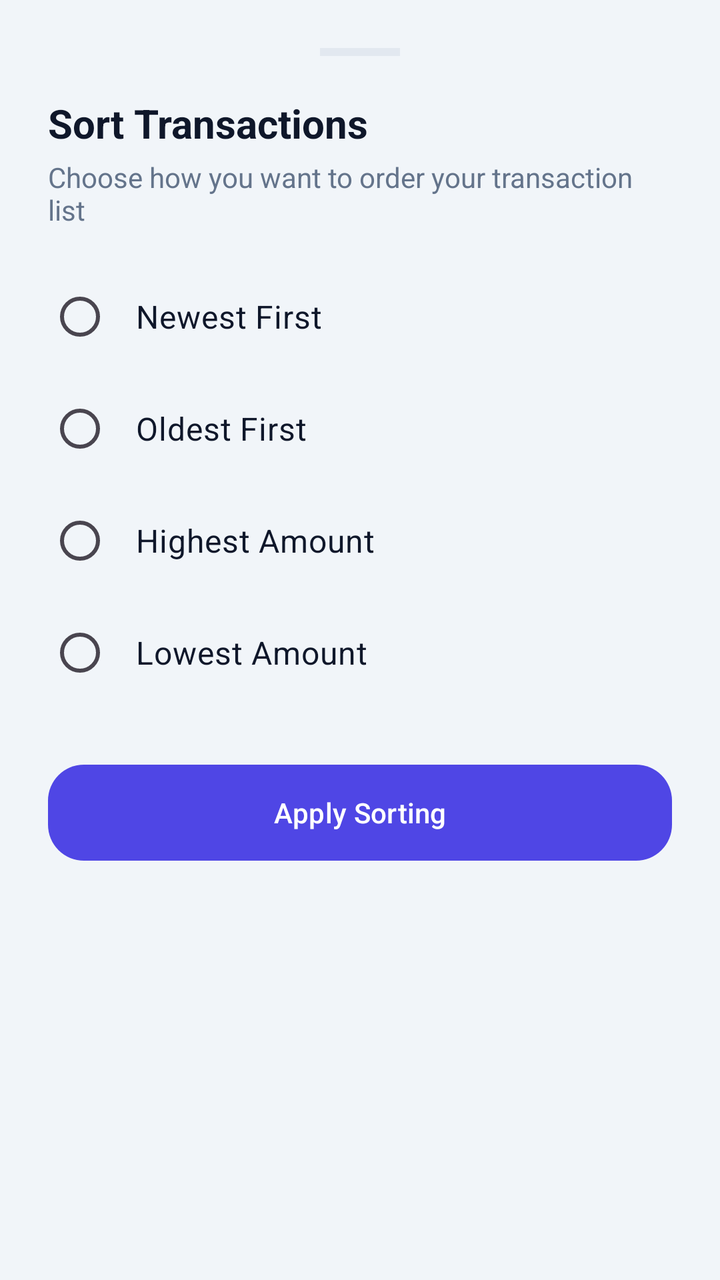
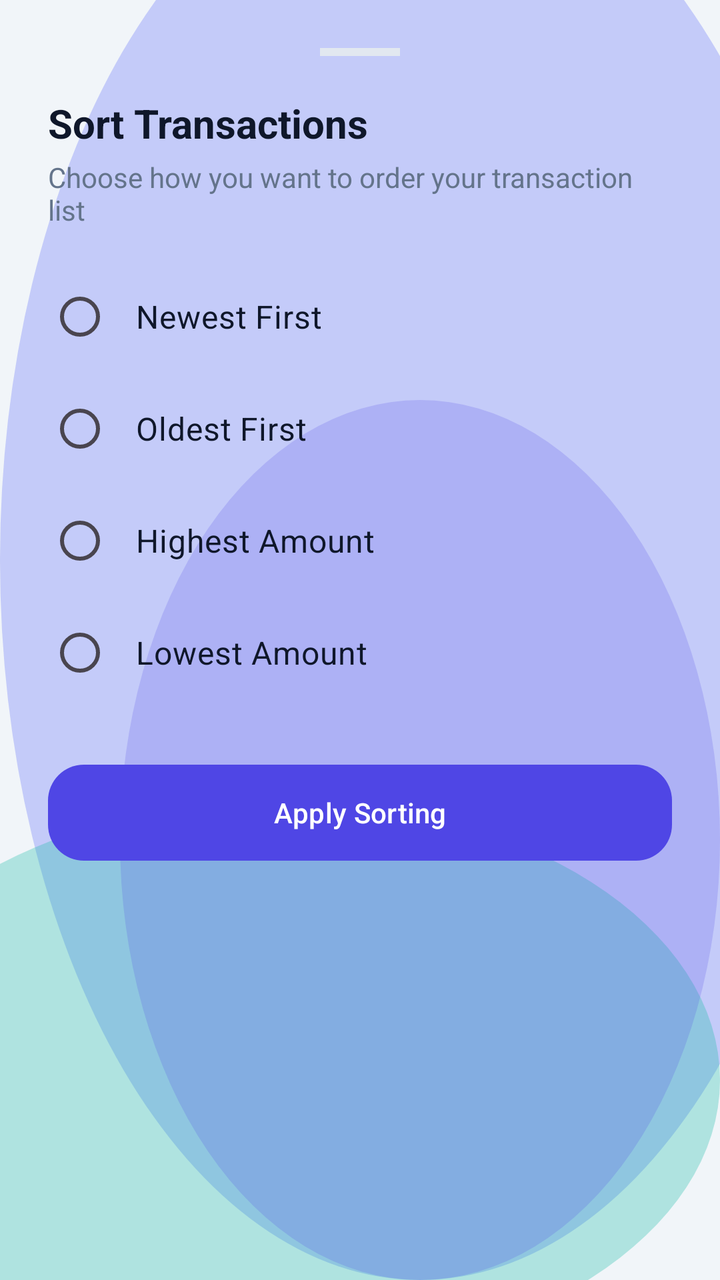

Screens rendered from an Android XML layout before and after an edit, with the pre-edit source and the edit as a unified diff.
<!-- AndroidManifest.xml: application theme Theme.MoneyLens -->
<!-- res/layout/layout_sort_bottom_sheet.xml -->
<?xml version="1.0" encoding="utf-8"?>
<LinearLayout xmlns:android="http://schemas.android.com/apk/res/android"
    xmlns:app="http://schemas.android.com/apk/res-auto"
    android:layout_width="match_parent"
    android:layout_height="wrap_content"
    android:orientation="vertical"
    android:background="@color/colorBackground"
    android:padding="24dp">

    
    <View
        android:layout_width="40dp"
        android:layout_height="4dp"
        android:layout_gravity="center_horizontal"
        android:background="@color/colorCardBorder"
        android:layout_marginBottom="20dp" />

    <TextView
        android:layout_width="wrap_content"
        android:layout_height="wrap_content"
        android:text="Sort Transactions"
        android:textColor="@color/colorTextPrimary"
        android:textSize="20sp"
        android:textStyle="bold"
        android:layout_marginBottom="4dp" />

    <TextView
        android:layout_width="wrap_content"
        android:layout_height="wrap_content"
        android:text="Choose how you want to order your transaction list"
        android:textColor="@color/colorTextSecondary"
        android:textSize="14sp"
        android:layout_marginBottom="20dp" />

    
    <RadioGroup
        android:id="@+id/rgSort"
        android:layout_width="match_parent"
        android:layout_height="wrap_content"
        android:orientation="vertical"
        android:layout_marginBottom="24dp">

        <RadioButton
            android:id="@+id/rbNewest"
            android:layout_width="match_parent"
            android:layout_height="wrap_content"
            android:text="Newest First"
            android:textColor="@color/colorTextPrimary"
            android:textSize="16sp"
            android:padding="12dp"
            android:buttonTint="@color/colorPrimary"
            android:layout_marginBottom="8dp" />

        <RadioButton
            android:id="@+id/rbOldest"
            android:layout_width="match_parent"
            android:layout_height="wrap_content"
            android:text="Oldest First"
            android:textColor="@color/colorTextPrimary"
            android:textSize="16sp"
            android:padding="12dp"
            android:buttonTint="@color/colorPrimary"
            android:layout_marginBottom="8dp" />

        <RadioButton
            android:id="@+id/rbHighest"
            android:layout_width="match_parent"
            android:layout_height="wrap_content"
            android:text="Highest Amount"
            android:textColor="@color/colorTextPrimary"
            android:textSize="16sp"
            android:padding="12dp"
            android:buttonTint="@color/colorPrimary"
            android:layout_marginBottom="8dp" />

        <RadioButton
            android:id="@+id/rbLowest"
            android:layout_width="match_parent"
            android:layout_height="wrap_content"
            android:text="Lowest Amount"
            android:textColor="@color/colorTextPrimary"
            android:textSize="16sp"
            android:padding="12dp"
            android:buttonTint="@color/colorPrimary"
            android:layout_marginBottom="8dp" />

    </RadioGroup>

    
    <com.google.android.material.button.MaterialButton
        android:id="@+id/btnApplySort"
        style="@style/ClayButton"
        android:layout_width="match_parent"
        android:layout_height="wrap_content"
        android:text="Apply Sorting" />

</LinearLayout>
<!-- resources referenced by this layout -->
<resources>
  <color name="colorBackground">#F1F5F9</color>
  <color name="colorCardBorder">#E2E8F0</color>
  <color name="colorPrimary">#4F46E5</color>
  <color name="colorTextPrimary">#0F172A</color>
  <color name="colorTextSecondary">#64748B</color>
  <style name="ClayButton" parent="Widget.Material3.Button">
          <item name="cornerRadius">@dimen/clay_button_radius</item>
          <item name="android:paddingVertical">14dp</item>
          <item name="backgroundTint">@color/colorPrimary</item>
          <item name="android:textColor">@color/colorOnPrimary</item>
          <item name="iconTint">@color/colorOnPrimary</item>
          <item name="android:elevation">6dp</item>
          <item name="android:outlineSpotShadowColor" tools:targetApi="p">@color/colorPrimaryShadow</item>
          <item name="android:insetTop">0dp</item>
          <item name="android:insetBottom">0dp</item>
      </style>
  <style name="Theme.MoneyLens" parent="Base.Theme.MoneyLens" />
  <dimen name="clay_button_radius">18dp</dimen>
  <color name="colorOnPrimary">#FFFFFF</color>
  <color name="colorPrimaryShadow">#3730A3</color>
  <style name="Base.Theme.MoneyLens" parent="Theme.Material3.Light.NoActionBar">
          
          <item name="colorPrimary">@color/colorPrimary</item>
          <item name="colorOnPrimary">@color/colorOnPrimary</item>
          <item name="colorSecondary">@color/colorSecondary</item>
          <item name="colorError">@color/colorDanger</item>
          <item name="android:windowBackground">@color/colorBackground</item>
          <item name="colorSurface">@color/colorSurface</item>
          <item name="android:colorBackground">@color/colorBackground</item>
          <item name="colorOnSurface">@color/colorTextPrimary</item>
  
          
          <item name="android:statusBarColor">@color/colorBackground</item>
          <item name="android:windowLightStatusBar" tools:targetApi="m">true</item>
          <item name="android:navigationBarColor">@color/colorBackground</item>
      </style>
  <color name="colorSecondary">#14B8A6</color>
  <color name="colorDanger">#DC2626</color>
  <color name="colorSurface">#FFFFFF</color>
</resources>

<!-- the commit's change to res/layout/layout_sort_bottom_sheet.xml (unified diff, before → after) -->
@@ -4,7 +4,7 @@
     android:layout_width="match_parent"
     android:layout_height="wrap_content"
     android:orientation="vertical"
-    android:background="@color/colorBackground"
+    android:background="@drawable/bg_mesh_gradient"
     android:padding="24dp">
 
     
<!-- resource entries referenced after the edit -->
@@ -1,27 +1,58 @@
 <!-- resources referenced by this layout -->
 <resources>
   <color name="colorBackground">#F1F5F9</color>
+  <color name="glassMeshOrb1">#66818CF8</color>
+  <color name="glassMeshOrb2">#4D14B8A6</color>
+  <color name="glassMeshOrb3">#334F46E5</color>
   <color name="colorCardBorder">#E2E8F0</color>
   <color name="colorPrimary">#4F46E5</color>
   <color name="colorTextPrimary">#0F172A</color>
   <color name="colorTextSecondary">#64748B</color>
+  <!-- drawable bg_mesh_gradient (drawable) -->
+  <?xml version="1.0" encoding="utf-8"?>
+  <layer-list xmlns:android="http://schemas.android.com/apk/res/android">
+      
+      <item>
+          <shape android:shape="rectangle">
+              <solid android:color="@color/colorBackground" />
+          </shape>
+      </item>
+      
+      <item android:top="-80dp" android:right="-60dp">
+          <shape android:shape="oval">
+              <solid android:color="@color/glassMeshOrb1" />
+              <size android:width="280dp" android:height="280dp" />
+          </shape>
+      </item>
+      
+      <item android:bottom="-40dp" android:left="-80dp" android:top="400dp">
+          <shape android:shape="oval">
+              <solid android:color="@color/glassMeshOrb2" />
+              <size android:width="240dp" android:height="240dp" />
+          </shape>
+      </item>
+      
+      <item android:top="200dp" android:left="60dp">
+          <shape android:shape="oval">
+              <solid android:color="@color/glassMeshOrb3" />
+              <size android:width="200dp" android:height="200dp" />
+          </shape>
+      </item>
+  </layer-list>
   <style name="ClayButton" parent="Widget.Material3.Button">
           <item name="cornerRadius">@dimen/clay_button_radius</item>
           <item name="android:paddingVertical">14dp</item>
           <item name="backgroundTint">@color/colorPrimary</item>
           <item name="android:textColor">@color/colorOnPrimary</item>
           <item name="iconTint">@color/colorOnPrimary</item>
-          <item name="android:elevation">6dp</item>
-          <item name="android:outlineSpotShadowColor" tools:targetApi="p">@color/colorPrimaryShadow</item>
+          <item name="android:elevation">4dp</item>
           <item name="android:insetTop">0dp</item>
           <item name="android:insetBottom">0dp</item>
       </style>
   <style name="Theme.MoneyLens" parent="Base.Theme.MoneyLens" />
   <dimen name="clay_button_radius">18dp</dimen>
   <color name="colorOnPrimary">#FFFFFF</color>
-  <color name="colorPrimaryShadow">#3730A3</color>
   <style name="Base.Theme.MoneyLens" parent="Theme.Material3.Light.NoActionBar">
-          
           <item name="colorPrimary">@color/colorPrimary</item>
           <item name="colorOnPrimary">@color/colorOnPrimary</item>
           <item name="colorSecondary">@color/colorSecondary</item>
@@ -32,9 +63,10 @@
           <item name="colorOnSurface">@color/colorTextPrimary</item>
   
           
-          <item name="android:statusBarColor">@color/colorBackground</item>
+          <item name="android:statusBarColor">@android:color/transparent</item>
           <item name="android:windowLightStatusBar" tools:targetApi="m">true</item>
-          <item name="android:navigationBarColor">@color/colorBackground</item>
+          <item name="android:navigationBarColor">@android:color/transparent</item>
+          <item name="android:windowDrawsSystemBarBackgrounds">true</item>
       </style>
   <color name="colorSecondary">#14B8A6</color>
   <color name="colorDanger">#DC2626</color>
